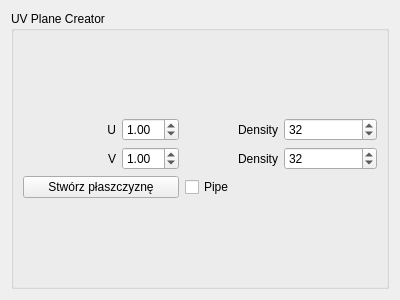
This is Controls/uvplanecreatorcontrol.ui in smogork/SmoCAD as Qt 5 draws it before an edit. The edited form follows.
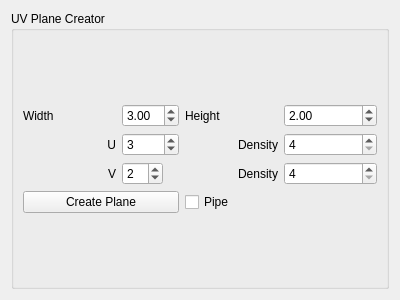
This is the edited form.

```diff
--- a/Controls/uvplanecreatorcontrol.ui
+++ b/Controls/uvplanecreatorcontrol.ui
@@ -25,17 +25,27 @@
      <layout class="QGridLayout" name="gridLayout">
       <item row="0" column="0">
        <layout class="QGridLayout" name="gridLayout_3">
-        <item row="0" column="1">
-         <widget class="QDoubleSpinBox" name="spinParamU">
-          <property name="minimum">
-           <double>0.100000000000000</double>
-          </property>
-          <property name="value">
-           <double>1.000000000000000</double>
-          </property>
-         </widget>
-        </item>
         <item row="1" column="3">
+         <widget class="QSpinBox" name="spinParamUDens">
+          <property name="minimum">
+           <number>4</number>
+          </property>
+          <property name="maximum">
+           <number>500</number>
+          </property>
+          <property name="value">
+           <number>4</number>
+          </property>
+         </widget>
+        </item>
+        <item row="3" column="2" colspan="2">
+         <widget class="QCheckBox" name="checkBox">
+          <property name="text">
+           <string>Pipe</string>
+          </property>
+         </widget>
+        </item>
+        <item row="2" column="3">
          <widget class="QSpinBox" name="spinParamVDens">
           <property name="minimum">
            <number>4</number>
@@ -44,11 +54,34 @@
            <number>250</number>
           </property>
           <property name="value">
-           <number>32</number>
+           <number>4</number>
           </property>
          </widget>
         </item>
-        <item row="0" column="0">
+        <item row="3" column="0" colspan="2">
+         <widget class="QPushButton" name="btnCreatePlain">
+          <property name="text">
+           <string>Create Plane</string>
+          </property>
+         </widget>
+        </item>
+        <item row="1" column="2">
+         <widget class="QLabel" name="label_15">
+          <property name="sizePolicy">
+           <sizepolicy hsizetype="Minimum" vsizetype="Preferred">
+            <horstretch>0</horstretch>
+            <verstretch>0</verstretch>
+           </sizepolicy>
+          </property>
+          <property name="text">
+           <string>Density</string>
+          </property>
+          <property name="alignment">
+           <set>Qt::AlignRight|Qt::AlignTrailing|Qt::AlignVCenter</set>
+          </property>
+         </widget>
+        </item>
+        <item row="1" column="0">
          <widget class="QLabel" name="label">
           <property name="text">
            <string>U</string>
@@ -58,18 +91,14 @@
           </property>
          </widget>
         </item>
-        <item row="0" column="2">
-         <widget class="QLabel" name="label_15">
-          <property name="text">
-           <string>Density</string>
-          </property>
-          <property name="alignment">
-           <set>Qt::AlignRight|Qt::AlignTrailing|Qt::AlignVCenter</set>
-          </property>
-         </widget>
-        </item>
-        <item row="1" column="2">
+        <item row="2" column="2">
          <widget class="QLabel" name="label_16">
+          <property name="sizePolicy">
+           <sizepolicy hsizetype="Minimum" vsizetype="Preferred">
+            <horstretch>0</horstretch>
+            <verstretch>0</verstretch>
+           </sizepolicy>
+          </property>
           <property name="text">
            <string>Density</string>
           </property>
@@ -78,7 +107,7 @@
           </property>
          </widget>
         </item>
-        <item row="1" column="0">
+        <item row="2" column="0">
          <widget class="QLabel" name="label_14">
           <property name="text">
            <string>V</string>
@@ -88,46 +117,63 @@
           </property>
          </widget>
         </item>
+        <item row="0" column="1">
+         <widget class="QDoubleSpinBox" name="spinWidth">
+          <property name="minimum">
+           <double>1.000000000000000</double>
+          </property>
+          <property name="value">
+           <double>3.000000000000000</double>
+          </property>
+         </widget>
+        </item>
         <item row="0" column="3">
-         <widget class="QSpinBox" name="spinParamUDens">
+         <widget class="QDoubleSpinBox" name="spinHeight">
           <property name="minimum">
-           <number>4</number>
-          </property>
-          <property name="maximum">
-           <number>500</number>
+           <double>1.000000000000000</double>
           </property>
           <property name="value">
-           <number>32</number>
+           <double>2.000000000000000</double>
           </property>
          </widget>
         </item>
         <item row="1" column="1">
-         <widget class="QDoubleSpinBox" name="spinParamV">
+         <widget class="QSpinBox" name="spinParamU">
+          <property name="minimum">
+           <number>1</number>
+          </property>
+          <property name="value">
+           <number>3</number>
+          </property>
+         </widget>
+        </item>
+        <item row="2" column="1">
+         <widget class="QSpinBox" name="spinParamV">
           <property name="sizePolicy">
-           <sizepolicy hsizetype="Fixed" vsizetype="Fixed">
+           <sizepolicy hsizetype="Fixed" vsizetype="Minimum">
             <horstretch>0</horstretch>
             <verstretch>0</verstretch>
            </sizepolicy>
           </property>
           <property name="minimum">
-           <double>0.100000000000000</double>
+           <number>1</number>
           </property>
           <property name="value">
-           <double>1.000000000000000</double>
+           <number>2</number>
           </property>
          </widget>
         </item>
-        <item row="2" column="2" colspan="2">
-         <widget class="QCheckBox" name="checkBox">
+        <item row="0" column="0">
+         <widget class="QLabel" name="label_2">
           <property name="text">
-           <string>Pipe</string>
+           <string>Width</string>
           </property>
          </widget>
         </item>
-        <item row="2" column="0" colspan="2">
-         <widget class="QPushButton" name="btnCreatePlain">
+        <item row="0" column="2">
+         <widget class="QLabel" name="label_3">
           <property name="text">
-           <string>Stwórz płaszczyznę</string>
+           <string>Height</string>
           </property>
          </widget>
         </item>
```
